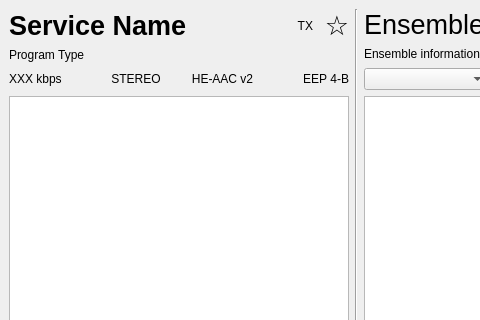
Old version of the form gui/mainwindow.ui in the repository KejPi/AbracaDABra; both pictures show x 0 to 480 and y 0 to 320 of the 629 by 487 pixel window.
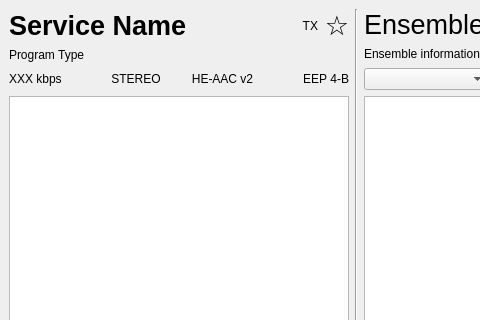
New version of the form. Custom widgets are drawn as their Qt base class.

Commit message: UI alignment, PointingHandCursor for clickable label

Patch:
```diff
--- a/gui/mainwindow.ui
+++ b/gui/mainwindow.ui
@@ -27,6 +27,12 @@
        <layout class="QHBoxLayout" name="horizontalLayout">
         <item>
          <widget class="QLabel" name="serviceLabel">
+          <property name="sizePolicy">
+           <sizepolicy hsizetype="Expanding" vsizetype="Preferred">
+            <horstretch>0</horstretch>
+            <verstretch>0</verstretch>
+           </sizepolicy>
+          </property>
           <property name="font">
            <font>
             <pointsize>20</pointsize>
@@ -41,11 +47,11 @@
         </item>
         <item>
          <widget class="ClickableLabel" name="switchSourceLabel">
-          <property name="maximumSize">
-           <size>
-            <width>30</width>
-            <height>16777215</height>
-           </size>
+          <property name="sizePolicy">
+           <sizepolicy hsizetype="Minimum" vsizetype="Preferred">
+            <horstretch>0</horstretch>
+            <verstretch>0</verstretch>
+           </sizepolicy>
           </property>
           <property name="text">
            <string>TX</string>
```
The commit also changes 2 other files.
